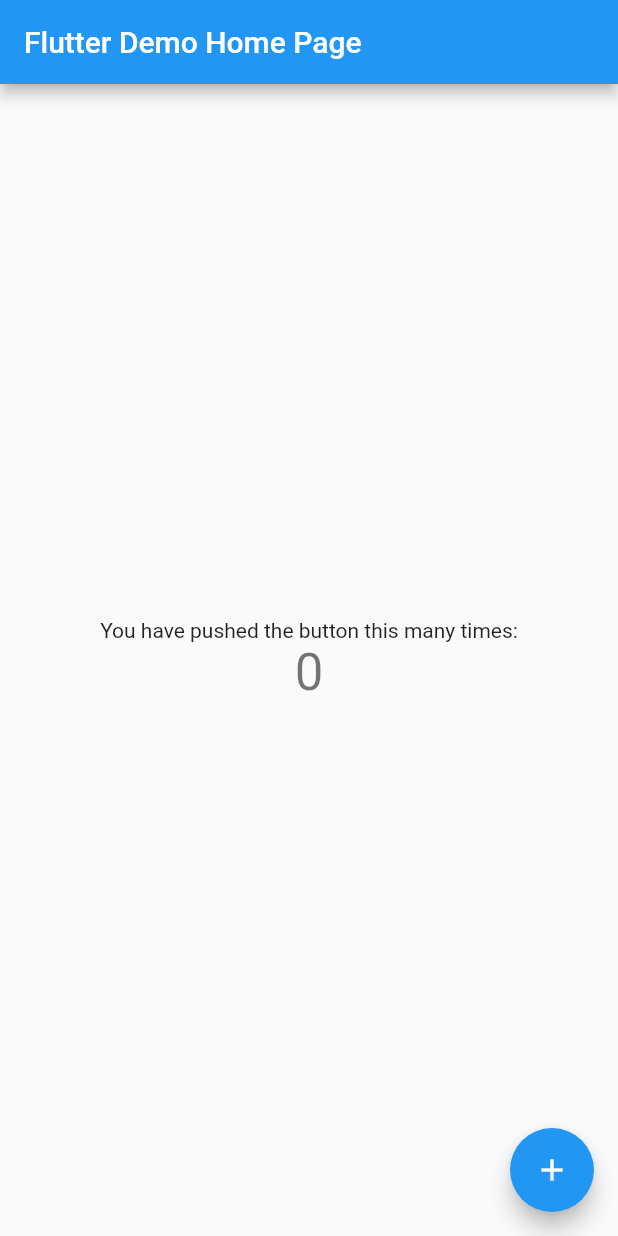
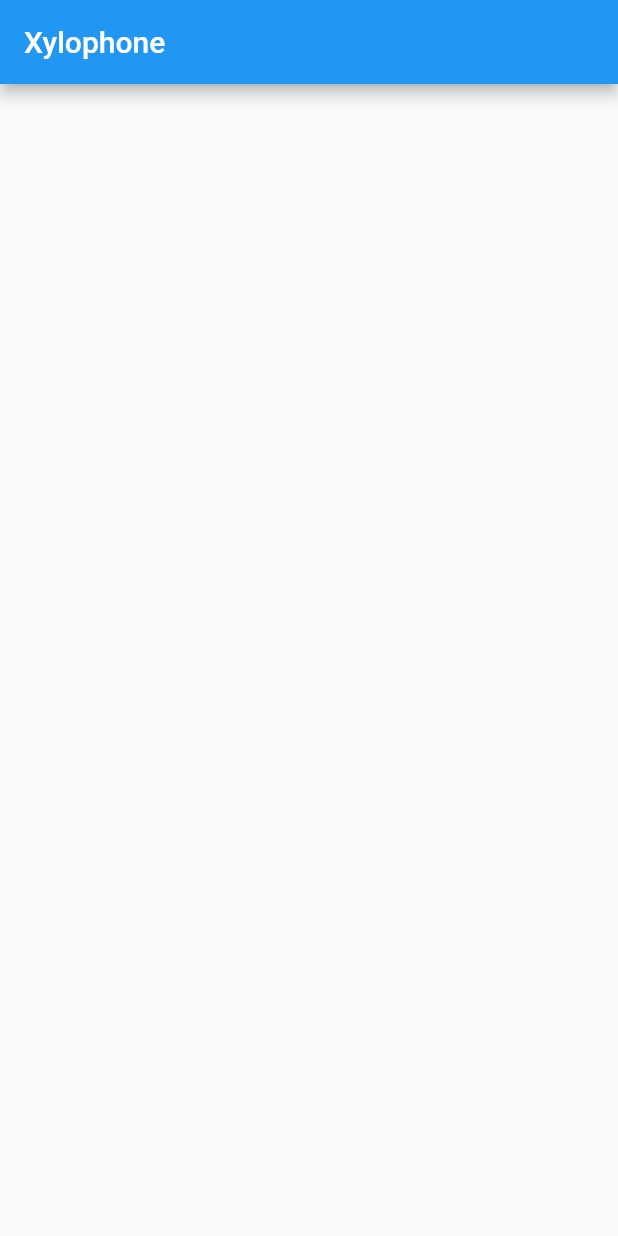
Before and after one commit to ikemous/learning-flutter, a Flutter app: the screen it shows after launch, on a phone screen of 412 x 824 dp. Run offline on Flutter 3.47's test engine with Material 2 defaults, Android fonts, the phone set to English and light mode, and no system bars.

Commit message:
added xylophone starting material

```diff
--- a/xylophone/lib/main.dart
+++ b/xylophone/lib/main.dart
@@ -1,115 +1,23 @@
 import 'package:flutter/material.dart';
 
 void main() {
-  runApp(const MyApp());
+  runApp(
+    const MaterialApp(
+      title: "Xylophone App",
+      home: XylophoneApp(),
+    ),
+  );
 }
 
-class MyApp extends StatelessWidget {
-  const MyApp({Key? key}) : super(key: key);
+class XylophoneApp extends StatelessWidget {
+  const XylophoneApp({Key? key}) : super(key: key);
 
-  // This widget is the root of your application.
   @override
   Widget build(BuildContext context) {
-    return MaterialApp(
-      title: 'Flutter Demo',
-      theme: ThemeData(
-        // This is the theme of your application.
-        //
-        // Try running your application with "flutter run". You'll see the
-        // application has a blue toolbar. Then, without quitting the app, try
-        // changing the primarySwatch below to Colors.green and then invoke
-        // "hot reload" (press "r" in the console where you ran "flutter run",
-        // or simply save your changes to "hot reload" in a Flutter IDE).
-        // Notice that the counter didn't reset back to zero; the application
-        // is not restarted.
-        primarySwatch: Colors.blue,
+    return Scaffold(
+      appBar: AppBar(
+        title: const Text("Xylophone"),
       ),
-      home: const MyHomePage(title: 'Flutter Demo Home Page'),
     );
   }
 }
-
-class MyHomePage extends StatefulWidget {
-  const MyHomePage({Key? key, required this.title}) : super(key: key);
-
-  // This widget is the home page of your application. It is stateful, meaning
-  // that it has a State object (defined below) that contains fields that affect
-  // how it looks.
-
-  // This class is the configuration for the state. It holds the values (in this
-  // case the title) provided by the parent (in this case the App widget) and
-  // used by the build method of the State. Fields in a Widget subclass are
-  // always marked "final".
-
-  final String title;
-
-  @override
-  State<MyHomePage> createState() => _MyHomePageState();
-}
-
-class _MyHomePageState extends State<MyHomePage> {
-  int _counter = 0;
-
-  void _incrementCounter() {
-    setState(() {
-      // This call to setState tells the Flutter framework that something has
-      // changed in this State, which causes it to rerun the build method below
-      // so that the display can reflect the updated values. If we changed
-      // _counter without calling setState(), then the build method would not be
-      // called again, and so nothing would appear to happen.
-      _counter++;
-    });
-  }
-
-  @override
-  Widget build(BuildContext context) {
-    // This method is rerun every time setState is called, for instance as done
-    // by the _incrementCounter method above.
-    //
-    // The Flutter framework has been optimized to make rerunning build methods
-    // fast, so that you can just rebuild anything that needs updating rather
-    // than having to individually change instances of widgets.
-    return Scaffold(
-      appBar: AppBar(
-        // Here we take the value from the MyHomePage object that was created by
-        // the App.build method, and use it to set our appbar title.
-        title: Text(widget.title),
-      ),
-      body: Center(
-        // Center is a layout widget. It takes a single child and positions it
-        // in the middle of the parent.
-        child: Column(
-          // Column is also a layout widget. It takes a list of children and
-          // arranges them vertically. By default, it sizes itself to fit its
-          // children horizontally, and tries to be as tall as its parent.
-          //
-          // Invoke "debug painting" (press "p" in the console, choose the
-          // "Toggle Debug Paint" action from the Flutter Inspector in Android
-          // Studio, or the "Toggle Debug Paint" command in Visual Studio Code)
-          // to see the wireframe for each widget.
-          //
-          // Column has various properties to control how it sizes itself and
-          // how it positions its children. Here we use mainAxisAlignment to
-          // center the children vertically; the main axis here is the vertical
-          // axis because Columns are vertical (the cross axis would be
-          // horizontal).
-          mainAxisAlignment: MainAxisAlignment.center,
-          children: <Widget>[
-            const Text(
-              'You have pushed the button this many times:',
-            ),
-            Text(
-              '$_counter',
-              style: Theme.of(context).textTheme.headline4,
-            ),
-          ],
-        ),
-      ),
-      floatingActionButton: FloatingActionButton(
-        onPressed: _incrementCounter,
-        tooltip: 'Increment',
-        child: const Icon(Icons.add),
-      ), // This trailing comma makes auto-formatting nicer for build methods.
-    );
-  }
-}
```
Also changed, not shown: 1 other file.
